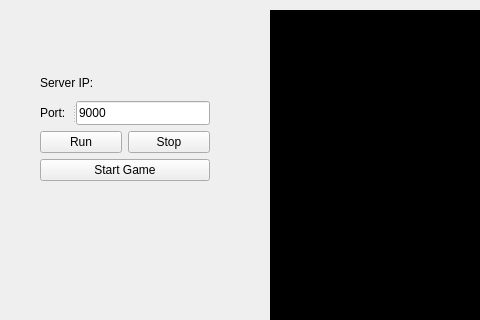
Qt form Server/mainWindow.ui (djvra/GalacticDeceit) before a commit; both pictures show x 0 to 480 and y 0 to 320 of the 1236 by 826 pixel window.
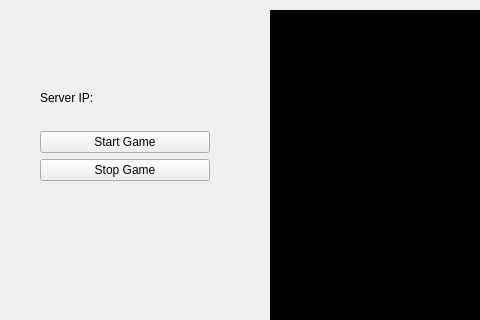
The same form after that commit.

Commit message: add auto server init

Diff of the .ui file:
```diff
--- a/Server/mainWindow.ui
+++ b/Server/mainWindow.ui
@@ -43,44 +43,6 @@
       </property>
      </widget>
     </item>
-    <item>
-     <widget class="QSplitter" name="splitter">
-      <property name="orientation">
-       <enum>Qt::Horizontal</enum>
-      </property>
-      <widget class="QLabel" name="portLabel">
-       <property name="text">
-        <string>Port:</string>
-       </property>
-      </widget>
-      <widget class="QLineEdit" name="portLineEdit">
-       <property name="text">
-        <string>9000</string>
-       </property>
-      </widget>
-     </widget>
-    </item>
-    <item>
-     <layout class="QHBoxLayout" name="horizontalLayout">
-      <item>
-       <widget class="QPushButton" name="runButton">
-        <property name="text">
-         <string>Run</string>
-        </property>
-        <property name="autoDefault">
-         <bool>false</bool>
-        </property>
-       </widget>
-      </item>
-      <item>
-       <widget class="QPushButton" name="stopButton">
-        <property name="text">
-         <string>Stop</string>
-        </property>
-       </widget>
-      </item>
-     </layout>
-    </item>
     <item>
      <widget class="QPushButton" name="startGameButton">
       <property name="text">
@@ -88,6 +50,13 @@
       </property>
      </widget>
     </item>
+    <item>
+     <widget class="QPushButton" name="stopGameButton">
+      <property name="text">
+       <string>Stop Game</string>
+      </property>
+     </widget>
+    </item>
    </layout>
   </widget>
   <widget class="QWidget" name="layoutWidget">
```
The commit also changes 4 other files.
